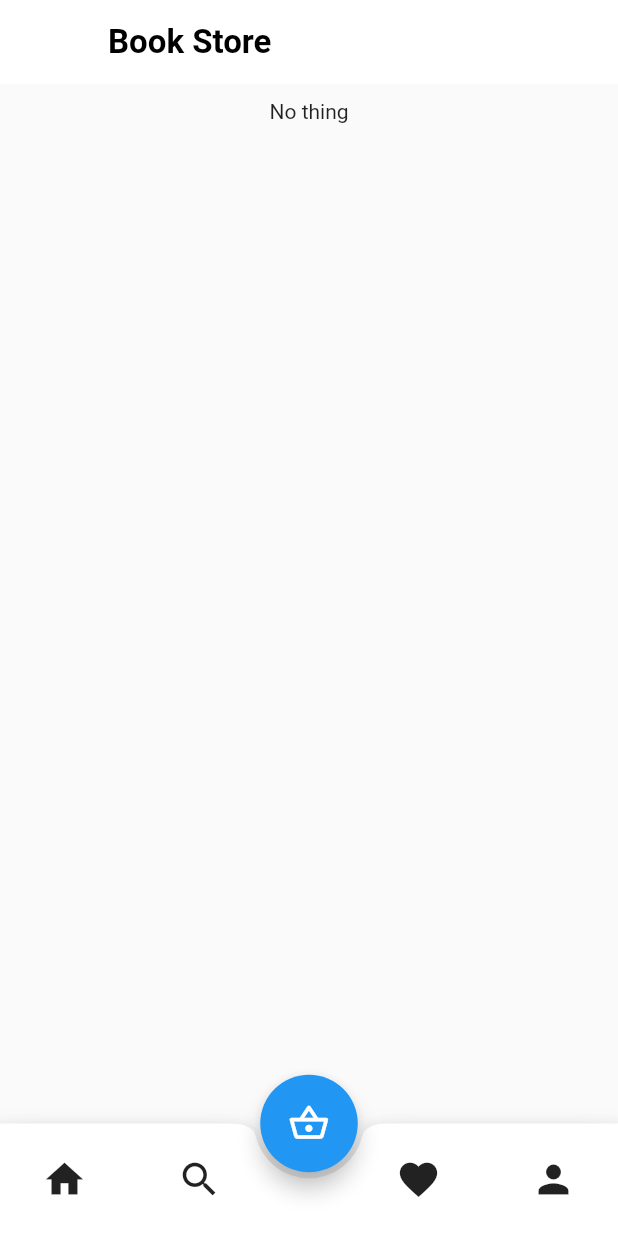
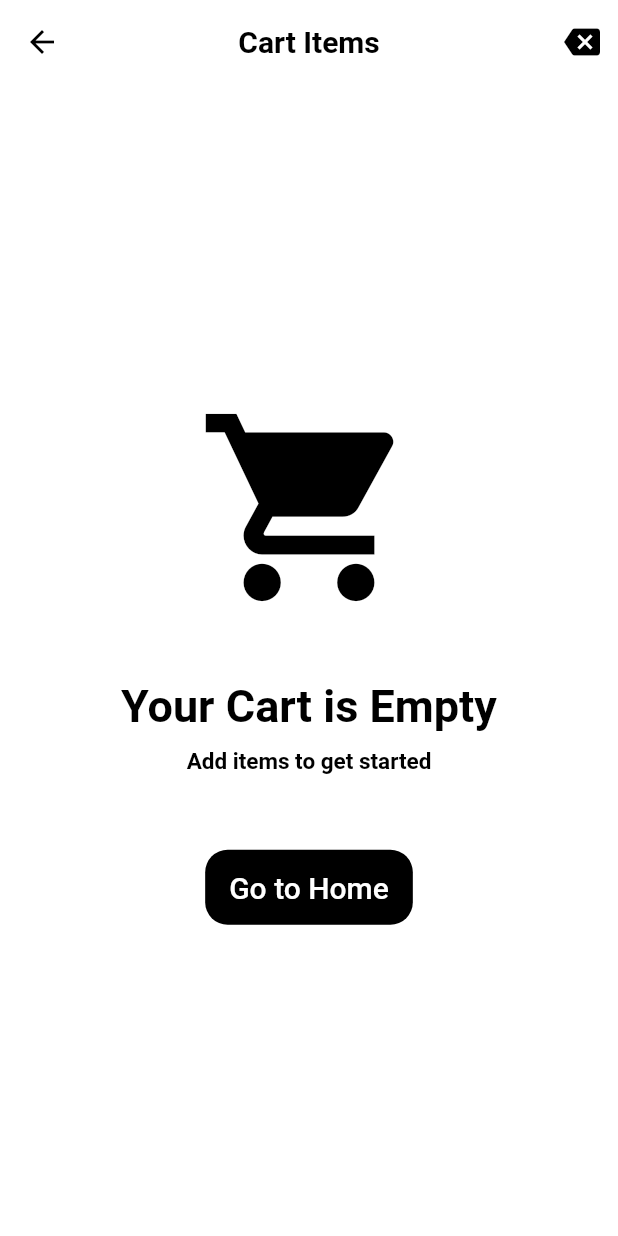
Before and after one commit to SmahBamomen/book_store, a Flutter app: the CustomerHome screen opened by its route, after a tap on the "shopping basket" icon, on a phone screen of 412 x 824 dp. Run offline on Flutter 3.47's test engine with Material 2 defaults, Android fonts, the phone set to English and light mode, and no system bars; our stand-ins replace cloud_firestore, firebase_auth, firebase_core, firebase_storage, get, get_storage and 4 more; accounts and stored records are empty; Roboto replaces fonts that are missing (Ubuntu).

Commit message:
cart screen

```diff
--- a/lib/logic/bindings/app_binding.dart
+++ b/lib/logic/bindings/app_binding.dart
@@ -1,3 +1,4 @@
+import 'package:book_store/logic/controllers/cart_controller.dart';
 import 'package:book_store/logic/controllers/prodect_controller.dart';
 import 'package:book_store/logic/controllers/responsive_ui_controller.dart';
 import 'package:get/get.dart';
@@ -12,6 +13,6 @@ class AppBinding extends Bindings {
     Get.put(AuthController());
     Get.put<ResponsiveUiController>(ResponsiveUiController());
     Get.put<ProdectController>(ProdectController());
-
+    Get.put<CartController>(CartController());
   }
 }
--- /dev/null
+++ b/lib/logic/controllers/cart_controller.dart
@@ -0,0 +1,75 @@
+
+import 'package:book_store/model/product.dart';
+import 'package:book_store/routes.dart';
+import 'package:get/get.dart';
+import 'package:flutter/material.dart';
+class CartController extends GetxController {
+  var productMap = {}.obs;
+
+  void addProductToCrt(Product productModels) {
+    if (productMap.containsKey(productModels)) {
+      productMap[productModels] += 1;
+
+    } else {
+      productMap[productModels] = 1;
+    }
+  }
+
+  void removeProductsFarmCart(Product productModels) {
+    if (productMap.containsKey(productModels) &&
+        productMap[productModels] == 1) {
+      productMap.removeWhere((key, value) => key == productModels);
+    } else {
+      productMap[productModels] -= 1;
+    }
+
+  }
+
+  void removeOneProduct(Product productModels) {
+    productMap.removeWhere((key, value) => key == productModels);
+  }
+
+  void clearAllProducts() {
+    Get.defaultDialog(
+      title: "Clean Products",
+      titleStyle: TextStyle(
+          fontSize: 18, fontWeight: FontWeight.bold, color: Colors.black),
+      middleText: 'Are you sure you need clear products ',
+      middleTextStyle: TextStyle(
+          fontSize: 18, fontWeight: FontWeight.bold, color: Colors.black),
+      backgroundColor: Colors.grey,
+      radius: 10,
+      textCancel: " No",
+      cancelTextColor: Colors.black,
+      textConfirm: " Yes",
+      confirmTextColor: Colors.black,
+      onCancel: () {
+        Get.toNamed(Routes.cartScreen);
+      },
+      onConfirm: () {
+        productMap.clear();
+        Get.back();
+      },
+
+    );
+  }
+
+  get productSubTotal =>
+      productMap.entries.map((e) => e.key.price * e.value).toList();
+  get total => productMap.entries
+      .map((e) => e.key.price * e.value)
+      .toList()
+      .reduce((value, element) => value + element)
+      .toStringAsFixed(2);
+
+  int quantity() {
+    if (productMap.isEmpty) {
+      return 0;
+    } else {
+      return productMap.entries
+          .map((e) => e.value)
+          .toList()
+          .reduce((value, element) => value + element);
+    }
+  }
+}
--- a/lib/routes.dart
+++ b/lib/routes.dart
@@ -5,6 +5,7 @@ import 'package:book_store/views/screens/forgot_password_screen.dart';
 import 'package:book_store/views/screens/login_screen.dart';
 import 'package:book_store/views/screens/signup_screen.dart';
 import 'package:book_store/views/screens/user/customer_home.dart';
+import 'package:book_store/views/widgets/user/cart_screen.dart';
 import 'package:get/route_manager.dart';
 
 import 'logic/bindings/app_binding.dart';
@@ -33,6 +34,7 @@ class AppRoutes {
     GetPage(name: Routes.stockScreen, page: () => StockScreen()),
     GetPage(name: Routes.addProductForm, page: () => AddProductFromScreen()),
     GetPage(name: Routes.customerHome, page: () => CustomerHome()),
+    GetPage(name: Routes.cartScreen, page: () => CartScreen()),
   ];
 }
 
@@ -48,4 +50,5 @@ class Routes {
   static const editProduct = '/EditProductScreen';
   static const customerHome = '/CustomerHome';
   static const settingsScreen = '/settingsScreen';
+  static const cartScreen = '/cartScreen';
 }
--- a/lib/views/screens/user/customer_home.dart
+++ b/lib/views/screens/user/customer_home.dart
@@ -1,5 +1,7 @@
 import 'package:book_store/logic/controllers/prodect_controller.dart';
 import 'package:book_store/model/product.dart';
+import 'package:book_store/views/widgets/user/cart_screen.dart';
+import 'package:book_store/views/widgets/user/home_screen.dart';
 import 'package:flutter/material.dart';
 import 'package:get/get.dart';
 
@@ -89,30 +91,8 @@ class CustomerHome extends StatelessWidget {
           onPageChanged: (int) {
             print('Page Changes to index $int');
           },
-          children: <Widget>[
-            Column(
-              children: [
-                SizedBox(
-                  height: 10,
-                ),
-                StreamBuilder(
-                  stream: controller.getData,
-                  builder: (context, snapshot) {
-                    if (snapshot.hasData) {
-                      controller.prodects = controller.productList;
-
-                      if (controller.prodects.isNotEmpty) {
-                        return CardItem(prodects: controller.productList);
-                      } else {
-                        return Text("No thing");
-                      }
-                    } else {
-                      return CardItem(prodects: controller.productList);
-                    }
-                  },
-                ),
-              ],
-            ),
+          children: <Widget> [
+            HomeScreen(),
             Container(
               margin: EdgeInsets.only(top: 100),
                 child: SearchProducts()),
@@ -121,7 +101,8 @@ class CustomerHome extends StatelessWidget {
               child: Container(
                 child: Text('Empty Body 3'),
               ),
-            )
+            ),
+
           ],
           physics: NeverScrollableScrollPhysics(), // Comment this if you need to use Swipe.
         ),
@@ -130,7 +111,9 @@ class CustomerHome extends StatelessWidget {
           width: 65.0,
           child: FittedBox(
             child: FloatingActionButton(
-              onPressed: () {},
+              onPressed: () {
+                Get.to(() =>  CartScreen());
+              },
               child: Icon(
                 Icons.shopping_basket_outlined,
                 color: Colors.white,
--- a/lib/views/widgets/user/cart_item_customer.dart
+++ b/lib/views/widgets/user/cart_item_customer.dart
@@ -1,4 +1,6 @@
+import 'package:book_store/logic/controllers/cart_controller.dart';
 import 'package:book_store/logic/controllers/prodect_controller.dart';
+import 'package:book_store/model/product.dart';
 
 import 'package:flutter/material.dart';
 import 'package:get/get.dart';
@@ -9,7 +11,7 @@ class CardItem extends StatelessWidget {
   List prodects = [];
 
   CardItem({Key? key, required this.prodects}) : super(key: key);
-
+  final cartController = Get.find<CartController>();
   @override
   Widget build(BuildContext context) {
     return Directionality(
@@ -137,7 +139,11 @@ class CardItem extends StatelessWidget {
                                 ),
                               ),
                               IconButton(
-                                  onPressed: () {},
+                                  onPressed: () {
+                                    cartController.addProductToCrt(prodects[index]);
+
+
+                                  },
                                   icon: Icon(Icons.shopping_cart_outlined)),
                             ],
                           ),
--- /dev/null
+++ b/lib/views/widgets/user/cart_screen.dart
@@ -0,0 +1,313 @@
+import 'package:book_store/logic/controllers/cart_controller.dart';
+import 'package:book_store/model/product.dart';
+import 'package:book_store/routes.dart';
+import 'package:book_store/utils/text_utils.dart';
+import 'package:flutter/material.dart';
+import 'package:get/get.dart';
+
+class CartScreen extends StatelessWidget {
+  CartScreen({Key? key}) : super(key: key);
+  final controller = Get.find<CartController>();
+  @override
+  Widget build(BuildContext context) {
+    return Scaffold(
+      backgroundColor: Colors.white,
+      appBar: AppBar(
+        iconTheme: IconThemeData(color: Colors.black),
+        title: Text(
+          'Cart Items',
+          style: TextStyle(color: Colors.black,fontWeight: FontWeight.bold),
+        ),
+        elevation: 0,
+        centerTitle: true,
+       actionsIconTheme: IconThemeData.fallback(),
+
+       backgroundColor: Colors.white,
+        actions: [
+          IconButton(
+              onPressed: () {
+                controller.clearAllProducts();
+              },
+              icon: const Icon(
+                Icons.backspace,
+                color: Colors.black,
+              ))
+        ],
+      ),
+      body: Obx(() {
+        if (controller.productMap.isEmpty) {
+          return const EmptyCart();
+        } else {
+          return SingleChildScrollView(
+            child: Column(
+              children: [
+                SizedBox(height: 10),
+                SizedBox(
+                  height: 590,
+
+                  child: ListView.separated(
+                    padding: EdgeInsets.only(left: 16,right: 16),
+                      itemBuilder: (context, index) {
+                        return CartProductCard(
+                            quantity:
+                                controller.productMap.values.toList()[index],
+                            index: index,
+                            productModels:
+                                controller.productMap.keys.toList()[index]);
+                      },
+                      separatorBuilder: (context, index) => SizedBox(
+                            height: 10,
+                          ),
+                      itemCount: controller.productMap.length),
+                ),
+                Padding(
+                    padding: EdgeInsets.only(bottom: 30), child: CartTotal()),
+              ],
+            ),
+          );
+        }
+      }),
+    );
+  }
+}
+
+class CartTotal extends StatelessWidget {
+  CartTotal({Key? key}) : super(key: key);
+  final controller = Get.find<CartController>();
+  @override
+  Widget build(BuildContext context) {
+    return Obx(() {
+      return Container(
+        padding: EdgeInsets.all(25),
+        child: Row(
+          children: [
+            Column(
+              crossAxisAlignment: CrossAxisAlignment.start,
+              children: [
+                TextUtils(
+                    text: "Total",
+                    fontsize: 16,
+                    fontWeight: FontWeight.bold,
+                    color: Colors.grey,
+                    underLine: TextDecoration.none),
+                Text(
+                  "\$${controller.total}",
+                  style: TextStyle(
+                      color:  Colors.black,
+                      fontSize: 20,
+                      fontWeight: FontWeight.bold,
+                      height: 1.5),
+                ),
+              ],
+            ),
+            const SizedBox(width: 20),
+            Expanded(
+              child: SizedBox(
+                height: 60,
+                child: ElevatedButton(
+                    style: ElevatedButton.styleFrom(
+                        elevation: 0,
+                        primary: Colors.black,
+                        shape: RoundedRectangleBorder(
+                            borderRadius: BorderRadius.circular(15))),
+                    onPressed: () {},
+                    child: Row(
+                      mainAxisAlignment: MainAxisAlignment.center,
+                      children: const [
+                        Text(
+                          "Check Out",
+                          style: TextStyle(
+                            fontSize: 20,
+                            color: Colors.white,
+                          ),
+                        ),
+                        SizedBox(width: 10),
+                        Icon(Icons.shopping_cart)
+                      ],
+                    )),
+              ),
+            )
+          ],
+        ),
+      );
+    });
+  }
+}
+
+class CartProductCard extends StatelessWidget {
+  CartProductCard(
+      {Key? key,
+      required this.productModels,
+      required this.index,
+      required this.quantity})
+      : super(key: key);
+  final Product productModels;
+  final int index;
+  final int quantity;
+  final controller = Get.find<CartController>();
+  @override
+  Widget build(BuildContext context) {
+    return Card(
+      elevation: 5,
+      child: Container(
+        margin: EdgeInsets.only(left: 20, right: 20, top: 5),
+        height: 130,
+        width: 100,
+
+        decoration: BoxDecoration(
+
+          color: Colors.white,
+          borderRadius: BorderRadius.circular(20),
+        ),
+        child: Row(
+          mainAxisAlignment: MainAxisAlignment.spaceBetween,
+          children: [
+            Container(
+              height: 120,
+              width: 100,
+              margin: const EdgeInsets.only(left: 15),
+              decoration: BoxDecoration(
+                  color: Colors.white,
+                  borderRadius: BorderRadius.circular(20),
+                  image: DecorationImage(
+                      fit: BoxFit.cover,
+                      image: NetworkImage(productModels.imageUrl))),
+            ),
+            SizedBox(width: 20),
+            Expanded(
+              flex: 15,
+              child: Column(
+                mainAxisAlignment: MainAxisAlignment.center,
+                crossAxisAlignment: CrossAxisAlignment.start,
+                children: [
+                  Text(
+                    productModels.productName,
+                    style: TextStyle(
+                        overflow: TextOverflow.ellipsis,
+                        color: Get.isDarkMode ? Colors.white : Colors.black,
+                        fontSize: 14,
+                        fontWeight: FontWeight.bold),
+                  ),
+                  SizedBox(height: 20),
+                  Text(
+                    "\$${controller.productSubTotal[index]}",
+                    style: TextStyle(
+                        overflow: TextOverflow.ellipsis,
+                        color: Get.isDarkMode ? Colors.white : Colors.black,
+                        fontSize: 14,
+                        fontWeight: FontWeight.bold),
+                  ),
+                ],
+              ),
+            ),
+            Column(
+              mainAxisAlignment: MainAxisAlignment.end,
+              children: [
+                Row(
+                  children: [
+                    IconButton(
+                        onPressed: () {
+                          controller.removeProductsFarmCart(productModels);
+                        },
+                        icon: Icon(
+                          Icons.remove_circle,
+                          color: Get.isDarkMode ? Colors.white : Colors.black,
+                        )),
+                    Text(
+                      "$quantity",
+                      style: TextStyle(
+                          overflow: TextOverflow.ellipsis,
+                          color: Get.isDarkMode ? Colors.white : Colors.black,
+                          fontSize: 14,
+                          fontWeight: FontWeight.bold),
+                    ),
+                    IconButton(
+                        onPressed: () {
+                          controller.addProductToCrt(productModels);
+                        },
+                        icon: Icon(
+                          Icons.add_circle,
+                          color: Get.isDarkMode ? Colors.white : Colors.black,
+                        )),
+                  ],
+                ),
+                IconButton(
+                    onPressed: () {
+                      controller.removeOneProduct(productModels);
+                    },
+                    icon: Icon(
+                      Icons.delete,
+                      size: 20,
+                      color: Get.isDarkMode ? Colors.black : Colors.red,
+                    )),
+              ],
+            )
+          ],
+        ),
+      ),
+    );
+  }
+}
+
+class EmptyCart extends StatelessWidget {
+  const EmptyCart({Key? key}) : super(key: key);
+
+  @override
+  Widget build(BuildContext context) {
+    return Center(
+      child: Column(
+        mainAxisAlignment: MainAxisAlignment.center,
+        children: [
+          Icon(
+            Icons.shopping_cart,
+            size: 150,
+            color: Get.isDarkMode ? Colors.white : Colors.black,
+          ),
+          const SizedBox(height: 40),
+          RichText(
+              text: TextSpan(children: [
+            TextSpan(
+                text: "Your Cart is",
+                style: TextStyle(
+                    color: Get.isDarkMode ? Colors.white : Colors.black,
+                    fontWeight: FontWeight.bold,
+                    fontSize: 30)),
+            TextSpan(
+                text: " Empty",
+                style: TextStyle(
+                    color: Colors.black,
+                    fontWeight: FontWeight.bold,
+                    fontSize: 30)),
+          ])),
+          const SizedBox(height: 10),
+          Text("Add items to get started",
+              style: TextStyle(
+                  color: Get.isDarkMode ? Colors.white : Colors.black,
+                  fontWeight: FontWeight.bold,
+                  fontSize: 15)),
+          SizedBox(height: 50),
+          SizedBox(
+            height: 50,
+            child: ElevatedButton(
+                style: ElevatedButton.styleFrom(
+                    shape: RoundedRectangleBorder(
+                      borderRadius: BorderRadius.circular(15),
+                    ),
+                    elevation: 0,
+                    primary: Colors.black),
+                onPressed: () {
+                  Get.toNamed(Routes.customerHome);
+                },
+                child: const Text(
+                  "Go to Home",
+                  style: TextStyle(
+                    color: Colors.white,
+                    fontSize: 20,
+                  ),
+                )),
+          )
+        ],
+      ),
+    );
+  }
+}
--- /dev/null
+++ b/lib/views/widgets/user/home_screen.dart
@@ -0,0 +1,38 @@
+import 'package:book_store/logic/controllers/prodect_controller.dart';
+import 'package:book_store/views/widgets/user/cart_item_customer.dart';
+import 'package:flutter/material.dart';
+import 'package:get/get.dart';
+class HomeScreen extends StatelessWidget {
+   HomeScreen({Key? key}) : super(key: key);
+  final controller = Get.put(ProdectController());
+
+  @override
+  Widget build(BuildContext context) {
+    return  GetBuilder<ProdectController>(builder: (_) {
+      return Column(
+        children: [
+          SizedBox(
+            height: 10,
+          ),
+          StreamBuilder(
+            stream: controller.getData,
+            builder: (context, snapshot) {
+              if (snapshot.hasData) {
+                controller.productList;
+
+                if (controller.productList.isNotEmpty) {
+                  return CardItem(prodects: controller.productList);
+                } else {
+                  return Text("No thing");
+                }
+              } else {
+                return CardItem(prodects: controller.productList);
+              }
+            },
+          ),
+        ],
+      );
+    }
+    );
+  }
+}
```
